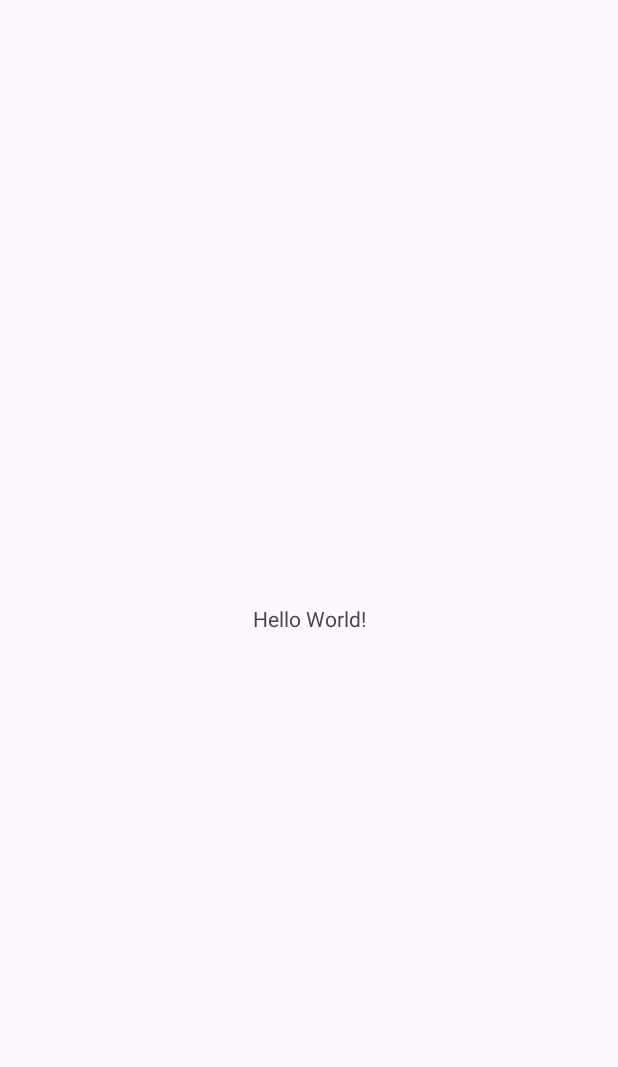
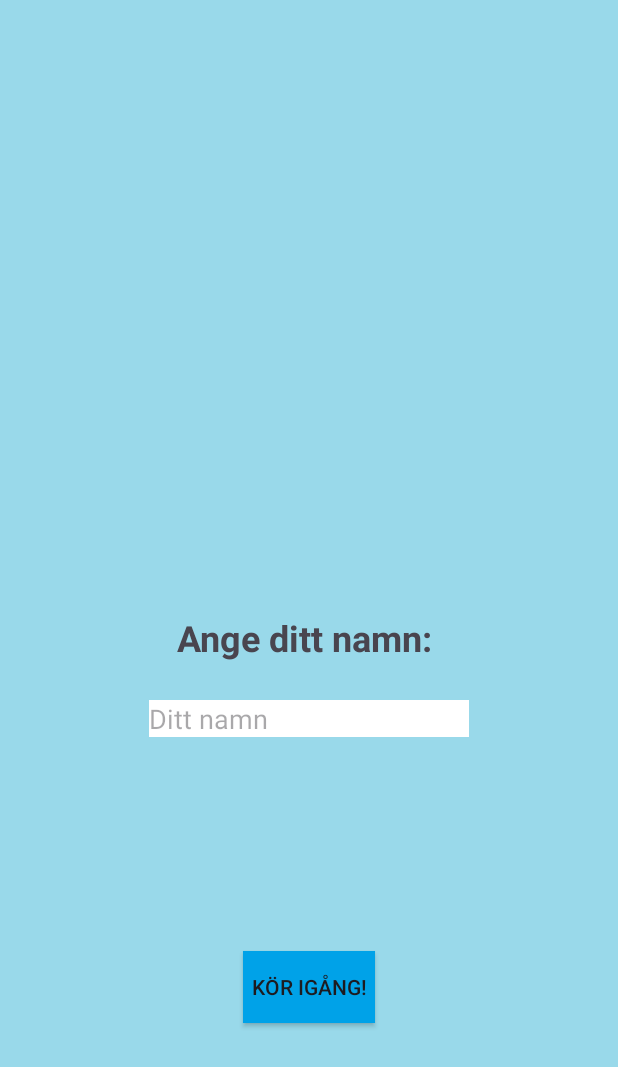
Before and after one commit to blexter/MA23_ANDROID_PROJECT_1, an Android app: the screen it shows after launch (MainActivity), on a phone screen of 412 x 824 dp. Before the commit the part shown is almost empty. Shown: the top 1067 px of the screen. Run offline under Robolectric (Android 15) with nearby library versions, the phone set to English and light mode, and no system bars.

Commit message:
Added inital layout

```diff
--- a/app/src/main/AndroidManifest.xml
+++ b/app/src/main/AndroidManifest.xml
@@ -13,6 +13,9 @@
         android:theme="@style/Theme.MA23_ANDROID_PROJECT_1"
         tools:targetApi="31">
         <activity
+            android:name=".GameActivity"
+            android:exported="false" />
+        <activity
             android:name=".MainActivity"
             android:exported="true">
             <intent-filter>
--- a/app/src/main/res/layout/activity_main.xml
+++ b/app/src/main/res/layout/activity_main.xml
@@ -4,15 +4,55 @@
     xmlns:tools="http://schemas.android.com/tools"
     android:layout_width="match_parent"
     android:layout_height="match_parent"
+    android:background="#99d9ea"
     tools:context=".MainActivity">
 
+
     <TextView
+        android:id="@+id/addNameTextView"
         android:layout_width="wrap_content"
         android:layout_height="wrap_content"
-        android:text="Hello World!"
+        android:layout_marginStart="25dp"
+        android:layout_marginTop="25dp"
+        android:layout_marginEnd="25dp"
+        android:text="Ange ditt namn: "
+        android:textSize="24sp"
+        android:textStyle="bold"
         app:layout_constraintBottom_toBottomOf="parent"
         app:layout_constraintEnd_toEndOf="parent"
         app:layout_constraintStart_toStartOf="parent"
         app:layout_constraintTop_toTopOf="parent" />
 
+    <EditText
+        android:id="@+id/nameEditText"
+        android:layout_width="wrap_content"
+        android:layout_height="wrap_content"
+        android:layout_marginStart="25dp"
+        android:layout_marginTop="25dp"
+        android:layout_marginEnd="25dp"
+        android:background="#FFFFFF"
+        android:ems="10"
+        android:hint="Ditt namn"
+        android:inputType="text"
+        app:layout_constraintEnd_toEndOf="parent"
+        app:layout_constraintStart_toStartOf="parent"
+        app:layout_constraintTop_toBottomOf="@+id/addNameTextView" />
+
+    <androidx.appcompat.widget.AppCompatButton
+        android:id="@+id/continueButton"
+        android:layout_width="wrap_content"
+        android:layout_height="wrap_content"
+        android:layout_marginStart="25dp"
+        android:layout_marginTop="25dp"
+        android:layout_marginEnd="25dp"
+        android:layout_marginBottom="25dp"
+        android:background="#00A2E8"
+        android:backgroundTint="#00A2E8"
+        android:text="Kör igång!"
+        app:layout_constraintBottom_toBottomOf="parent"
+        app:layout_constraintEnd_toEndOf="parent"
+        app:layout_constraintStart_toStartOf="parent"
+        app:layout_constraintTop_toBottomOf="@+id/nameEditText"
+        />
+
 </androidx.constraintlayout.widget.ConstraintLayout>
```
Also changed, not shown: app/src/main/java/com/example/ma23_android_project_1/GameActivity.kt (added, +11 -0 lines), app/src/main/res/drawable/clubs2.xml (added, +25 -0 lines), app/src/main/res/layout/activity_game.xml (added, +79 -0 lines).
